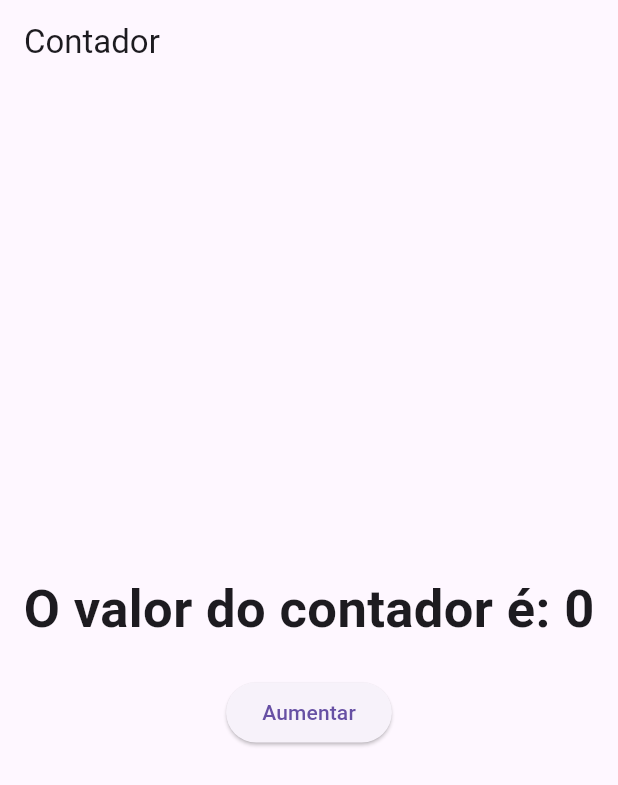
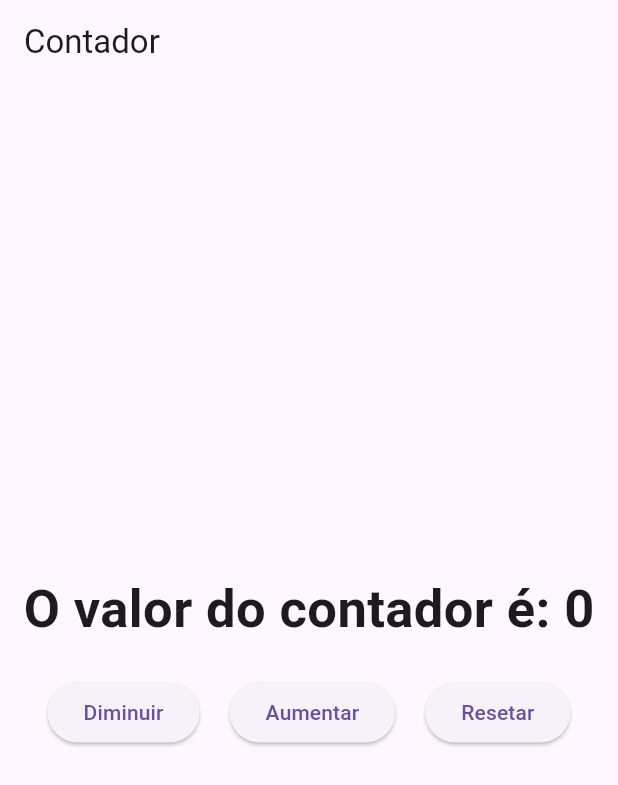
Before and after one commit to Matheus-Pinheiro1/Estudos_Flutter, a Flutter app: the screen it shows after launch, on a phone screen of 412 x 824 dp. Shown: the top 785 px of the screen. Run offline on Flutter 3.47's test engine with Material 3 defaults, Android fonts, the phone set to English and light mode, and no system bars.

Commit message:
Adiciona o botão de resetar e diminuir o contador.

```diff
--- a/ex_03_contador/lib/main.dart
+++ b/ex_03_contador/lib/main.dart
@@ -27,6 +27,24 @@ class CounterPage extends StatefulWidget {
 class _CounterPageState extends State<CounterPage> {
   int counter = 0;
 
+  void incrementCounter() {
+    setState(() {
+      counter++;
+    });
+  }
+
+    void decrementCounter() {
+    setState(() {
+      counter--;
+    });
+  }
+
+      void resetCounter() {
+    setState(() {
+      counter = 0;
+    });
+  }
+
   @override
   Widget build(BuildContext context) {
     return Scaffold(
@@ -40,17 +58,26 @@ class _CounterPageState extends State<CounterPage> {
               style: const TextStyle(fontSize: 35, fontWeight: FontWeight.bold),
             ),
             const SizedBox(height: 20),
-            ElevatedButton(
-              onPressed: () {
-                setState(() {
-                  counter++;
-                });
-              },
-              child: const Text('Aumentar'),
+            Row(
+              mainAxisAlignment: MainAxisAlignment.center,
+              children: [
+                ElevatedButton(
+                  onPressed: decrementCounter,
+                  child: const Text('Diminuir'),
+                ),
+                const SizedBox(width: 20),
+                ElevatedButton(onPressed: incrementCounter,
+                child: const Text('Aumentar'),
+                ),
+                const SizedBox(width: 20),
+                ElevatedButton(onPressed: resetCounter,
+                child: const Text('Resetar'),
+                ),
+              ],
             ),
           ],
         ),
-      ),
+      )
     );
   }
 }
```
